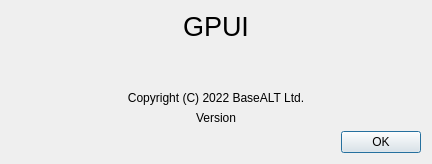
Old version of the form src/gui/aboutdialog.ui in the repository august-alt/gpui.
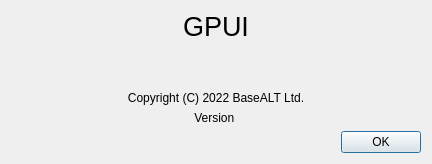
New version of the form.

Commit message: fix: add space to label in about dialog

Patch:
```diff
--- a/src/gui/aboutdialog.ui
+++ b/src/gui/aboutdialog.ui
@@ -57,7 +57,7 @@
    <item>
     <widget class="QLabel" name="versionLabel">
      <property name="text">
-      <string>Version</string>
+      <string>Version </string>
      </property>
      <property name="alignment">
       <set>Qt::AlignCenter</set>
```
The commit also changes 2 other files.
